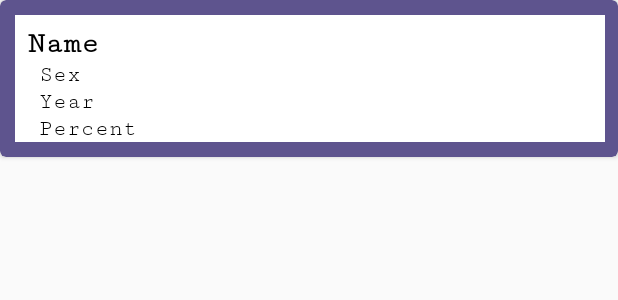
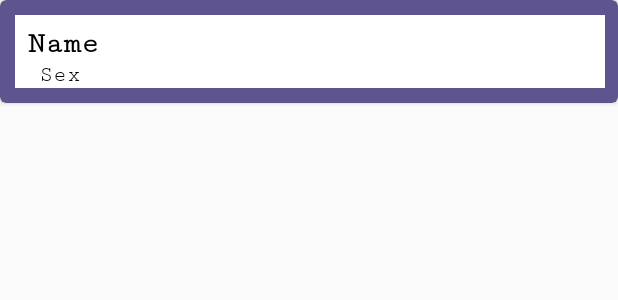
Before and after one commit to mitchellkottke/SoftwareEngineeringFinal, an Android app: the layout activity_example_item.xml on its own in the app's theme, with its tools: preview values and no code run, on a phone screen of 412 x 824 dp. Shown: the top 300 px of the screen. Run offline under Robolectric (Android 15) with nearby library versions, the phone set to English and light mode, and no system bars; network calls fail.

Commit message:
taking out year and percentage

```diff
--- a/android_stuff/app/src/main/res/layout/activity_example_item.xml
+++ b/android_stuff/app/src/main/res/layout/activity_example_item.xml
@@ -39,27 +39,27 @@
             android:textColor="@android:color/black"
             android:textSize="15sp" />
 
-        <TextView
-            android:id="@+id/textViewYear"
-            android:layout_width="wrap_content"
-            android:layout_height="wrap_content"
-            android:layout_below="@+id/textViewSex"
-            android:layout_marginStart="16dp"
-            android:fontFamily="serif-monospace"
-            android:text="Year"
-            android:textColor="@android:color/black"
-            android:textSize="15sp" />
+<!--        <TextView-->
+<!--            android:id="@+id/textViewYear"-->
+<!--            android:layout_width="wrap_content"-->
+<!--            android:layout_height="wrap_content"-->
+<!--            android:layout_below="@+id/textViewSex"-->
+<!--            android:layout_marginStart="16dp"-->
+<!--            android:fontFamily="serif-monospace"-->
+<!--            android:text="Year"-->
+<!--            android:textColor="@android:color/black"-->
+<!--            android:textSize="15sp" />-->
 
-        <TextView
-            android:id="@+id/textViewPercent"
-            android:layout_width="wrap_content"
-            android:layout_height="wrap_content"
-            android:layout_below="@+id/textViewYear"
-            android:layout_marginStart="16dp"
-            android:fontFamily="serif-monospace"
-            android:text="Percent"
-            android:textColor="@android:color/black"
-            android:textSize="15sp" />
+<!--        <TextView-->
+<!--            android:id="@+id/textViewPercent"-->
+<!--            android:layout_width="wrap_content"-->
+<!--            android:layout_height="wrap_content"-->
+<!--            android:layout_below="@+id/textViewYear"-->
+<!--            android:layout_marginStart="16dp"-->
+<!--            android:fontFamily="serif-monospace"-->
+<!--            android:text="Percent"-->
+<!--            android:textColor="@android:color/black"-->
+<!--            android:textSize="15sp" />-->
 
     </RelativeLayout>
 
```
Also changed, not shown: android_stuff/app/src/main/java/com/example/sasha/finalsoftware/ExampleAdapter.java (+4 -4 lines), android_stuff/app/src/main/java/com/example/sasha/finalsoftware/ExampleItem.java (+8 -3 lines), android_stuff/app/src/main/java/com/example/sasha/finalsoftware/LikedNames.java (+15 -5 lines).
